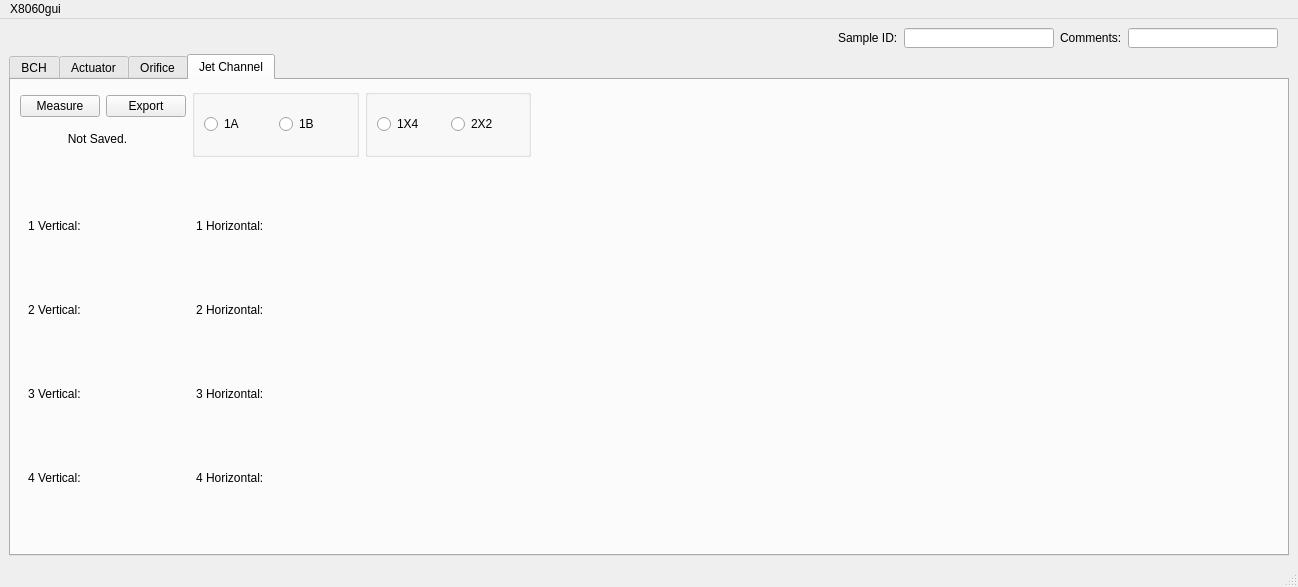
This is X8060gui.ui in Nicolas-fssw/X8060_gui as Qt 5 draws it before an edit. The edited form follows.
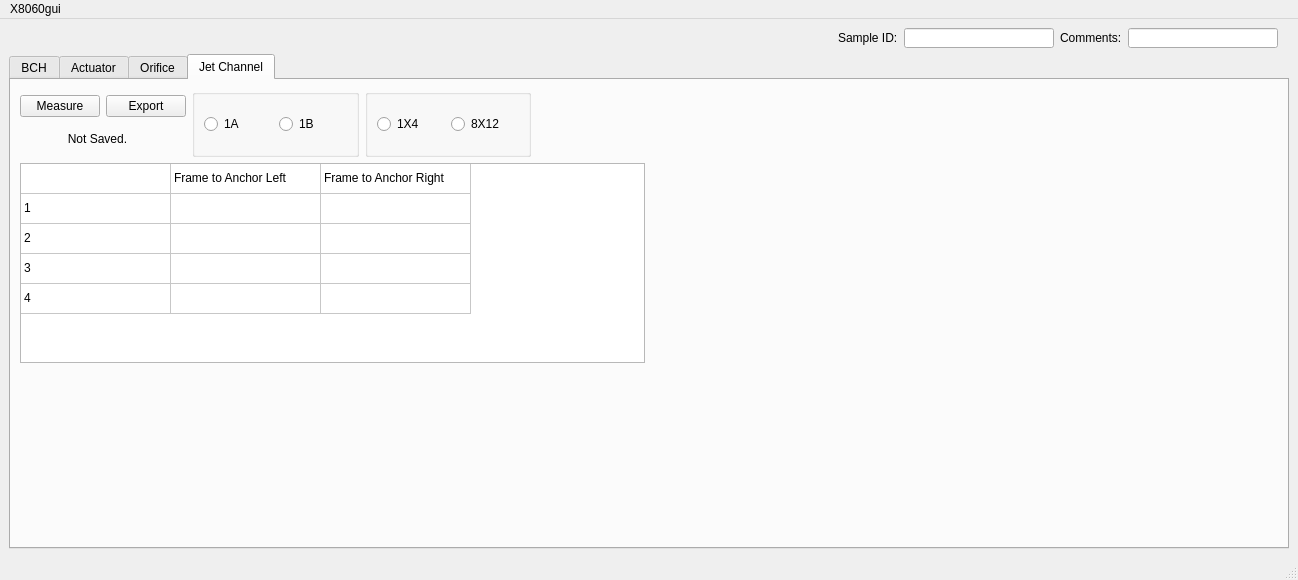
This is the edited form. The open tabs and pages were chosen to show the change. Custom widgets are drawn as their Qt base class.

Commit message: updating jet channel stuff. Should be functional from GUI side.

Patch:
```diff
--- a/X8060gui.ui
+++ b/X8060gui.ui
@@ -7,7 +7,7 @@
     <x>0</x>
     <y>0</y>
     <width>1298</width>
-    <height>586</height>
+    <height>580</height>
    </rect>
   </property>
   <property name="windowTitle">
@@ -1920,7 +1920,7 @@
        <attribute name="title">
         <string>Jet Channel</string>
        </attribute>
-       <layout class="QGridLayout" name="gridLayout_28">
+       <layout class="QGridLayout" name="gridLayout_25">
         <item row="0" column="0">
          <layout class="QGridLayout" name="gridLayout_22">
           <item row="0" column="0">
@@ -2081,7 +2081,7 @@
                 </size>
                </property>
                <property name="text">
-                <string>2X2</string>
+                <string>8X12</string>
                </property>
                <property name="checked">
                 <bool>false</bool>
@@ -2109,323 +2109,126 @@
           </property>
          </spacer>
         </item>
-        <item row="1" column="0" colspan="2">
-         <layout class="QGridLayout" name="gridLayout_25">
+        <item row="1" column="0" colspan="4">
+         <widget class="QTableWidget" name="tableWidget_4">
+          <property name="sizePolicy">
+           <sizepolicy hsizetype="Fixed" vsizetype="Fixed">
+            <horstretch>0</horstretch>
+            <verstretch>0</verstretch>
+           </sizepolicy>
+          </property>
+          <property name="minimumSize">
+           <size>
+            <width>625</width>
+            <height>200</height>
+           </size>
+          </property>
+          <property name="columnCount">
+           <number>3</number>
+          </property>
+          <attribute name="horizontalHeaderVisible">
+           <bool>false</bool>
+          </attribute>
+          <attribute name="horizontalHeaderMinimumSectionSize">
+           <number>80</number>
+          </attribute>
+          <attribute name="horizontalHeaderDefaultSectionSize">
+           <number>150</number>
+          </attribute>
+          <attribute name="verticalHeaderVisible">
+           <bool>false</bool>
+          </attribute>
+          <row>
+           <property name="text">
+            <string>New Row</string>
+           </property>
+          </row>
+          <row>
+           <property name="text">
+            <string>New Row</string>
+           </property>
+          </row>
+          <row>
+           <property name="text">
+            <string>New Row</string>
+           </property>
+          </row>
+          <row>
+           <property name="text">
+            <string>New Row</string>
+           </property>
+          </row>
+          <row>
+           <property name="text">
+            <string>New Row</string>
+           </property>
+          </row>
+          <column>
+           <property name="text">
+            <string>New Column</string>
+           </property>
+          </column>
+          <column>
+           <property name="text">
+            <string>New Column</string>
+           </property>
+          </column>
+          <column>
+           <property name="text">
+            <string>New Column</string>
+           </property>
+          </column>
           <item row="0" column="0">
-           <widget class="QLabel" name="label_27">
-            <property name="sizePolicy">
-             <sizepolicy hsizetype="Fixed" vsizetype="Fixed">
-              <horstretch>0</horstretch>
-              <verstretch>0</verstretch>
-             </sizepolicy>
-            </property>
-            <property name="minimumSize">
-             <size>
-              <width>75</width>
-              <height>30</height>
-             </size>
-            </property>
-            <property name="text">
-             <string>1 Vertical:</string>
-            </property>
-           </widget>
+           <property name="text">
+            <string/>
+           </property>
           </item>
           <item row="0" column="1">
-           <widget class="QLabel" name="v_1_4">
-            <property name="sizePolicy">
-             <sizepolicy hsizetype="Fixed" vsizetype="Fixed">
-              <horstretch>0</horstretch>
-              <verstretch>0</verstretch>
-             </sizepolicy>
-            </property>
-            <property name="minimumSize">
-             <size>
-              <width>65</width>
-              <height>30</height>
-             </size>
-            </property>
-            <property name="text">
-             <string/>
-            </property>
-           </widget>
+           <property name="text">
+            <string>Frame to Anchor Left</string>
+           </property>
           </item>
           <item row="0" column="2">
-           <widget class="QLabel" name="label_29">
-            <property name="sizePolicy">
-             <sizepolicy hsizetype="Fixed" vsizetype="Fixed">
-              <horstretch>0</horstretch>
-              <verstretch>0</verstretch>
-             </sizepolicy>
-            </property>
-            <property name="minimumSize">
-             <size>
-              <width>75</width>
-              <height>30</height>
-             </size>
-            </property>
-            <property name="text">
-             <string>1 Horizontal:</string>
-            </property>
-           </widget>
-          </item>
-          <item row="0" column="3">
-           <widget class="QLabel" name="h_1_4">
-            <property name="sizePolicy">
-             <sizepolicy hsizetype="Fixed" vsizetype="Fixed">
-              <horstretch>0</horstretch>
-              <verstretch>0</verstretch>
-             </sizepolicy>
-            </property>
-            <property name="minimumSize">
-             <size>
-              <width>65</width>
-              <height>30</height>
-             </size>
-            </property>
-            <property name="text">
-             <string/>
-            </property>
-           </widget>
+           <property name="text">
+            <string>Frame to Anchor Right</string>
+           </property>
           </item>
           <item row="1" column="0">
-           <widget class="QLabel" name="label_23">
-            <property name="sizePolicy">
-             <sizepolicy hsizetype="Fixed" vsizetype="Fixed">
-              <horstretch>0</horstretch>
-              <verstretch>0</verstretch>
-             </sizepolicy>
-            </property>
-            <property name="minimumSize">
-             <size>
-              <width>75</width>
-              <height>30</height>
-             </size>
-            </property>
-            <property name="text">
-             <string>2 Vertical:</string>
-            </property>
-           </widget>
-          </item>
-          <item row="1" column="1">
-           <widget class="QLabel" name="v_2_4">
-            <property name="sizePolicy">
-             <sizepolicy hsizetype="Fixed" vsizetype="Fixed">
-              <horstretch>0</horstretch>
-              <verstretch>0</verstretch>
-             </sizepolicy>
-            </property>
-            <property name="minimumSize">
-             <size>
-              <width>65</width>
-              <height>30</height>
-             </size>
-            </property>
-            <property name="text">
-             <string/>
-            </property>
-           </widget>
-          </item>
-          <item row="1" column="2">
-           <widget class="QLabel" name="label_25">
-            <property name="sizePolicy">
-             <sizepolicy hsizetype="Fixed" vsizetype="Fixed">
-              <horstretch>0</horstretch>
-              <verstretch>0</verstretch>
-             </sizepolicy>
-            </property>
-            <property name="minimumSize">
-             <size>
-              <width>75</width>
-              <height>30</height>
-             </size>
-            </property>
-            <property name="text">
-             <string>2 Horizontal:</string>
-            </property>
-           </widget>
-          </item>
-          <item row="1" column="3">
-           <widget class="QLabel" name="h_2_4">
-            <property name="sizePolicy">
-             <sizepolicy hsizetype="Fixed" vsizetype="Fixed">
-              <horstretch>0</horstretch>
-              <verstretch>0</verstretch>
-             </sizepolicy>
-            </property>
-            <property name="minimumSize">
-             <size>
-              <width>65</width>
-              <height>30</height>
-             </size>
-            </property>
-            <property name="text">
-             <string/>
-            </property>
-           </widget>
+           <property name="text">
+            <string>1</string>
+           </property>
           </item>
           <item row="2" column="0">
-           <widget class="QLabel" name="label_36">
-            <property name="sizePolicy">
-             <sizepolicy hsizetype="Fixed" vsizetype="Fixed">
-              <horstretch>0</horstretch>
-              <verstretch>0</verstretch>
-             </sizepolicy>
-            </property>
-            <property name="minimumSize">
-             <size>
-              <width>75</width>
-              <height>30</height>
-             </size>
-            </property>
-            <property name="text">
-             <string>3 Vertical:</string>
-            </property>
-           </widget>
-          </item>
-          <item row="2" column="1">
-           <widget class="QLabel" name="v_3_4">
-            <property name="sizePolicy">
-             <sizepolicy hsizetype="Fixed" vsizetype="Fixed">
-              <horstretch>0</horstretch>
-              <verstretch>0</verstretch>
-             </sizepolicy>
-            </property>
-            <property name="minimumSize">
-             <size>
-              <width>65</width>
-              <height>30</height>
-             </size>
-            </property>
-            <property name="text">
-             <string/>
-            </property>
-           </widget>
-          </item>
-          <item row="2" column="2">
-           <widget class="QLabel" name="label_34">
-            <property name="sizePolicy">
-             <sizepolicy hsizetype="Fixed" vsizetype="Fixed">
-              <horstretch>0</horstretch>
-              <verstretch>0</verstretch>
-             </sizepolicy>
-            </property>
-            <property name="minimumSize">
-             <size>
-              <width>75</width>
-              <height>30</height>
-             </size>
-            </property>
-            <property name="text">
-             <string>3 Horizontal:</string>
-            </property>
-           </widget>
-          </item>
-          <item row="2" column="3">
-           <widget class="QLabel" name="h_3_4">
-            <property name="sizePolicy">
-             <sizepolicy hsizetype="Fixed" vsizetype="Fixed">
-              <horstretch>0</horstretch>
-              <verstretch>0</verstretch>
-             </sizepolicy>
-            </property>
-            <property name="minimumSize">
-             <size>
-              <width>65</width>
-              <height>30</height>
-             </size>
-            </property>
-            <property name="text">
-             <string/>
-            </property>
-           </widget>
+           <property name="text">
+            <string>2</string>
+           </property>
           </item>
           <item row="3" column="0">
-           <widget class="QLabel" name="label_24">
-            <property name="sizePolicy">
-             <sizepolicy hsizetype="Fixed" vsizetype="Fixed">
-              <horstretch>0</horstretch>
-              <verstretch>0</verstretch>
-             </sizepolicy>
-            </property>
-            <property name="minimumSize">
-             <size>
-              <width>75</width>
-              <height>30</height>
-             </size>
-            </property>
-            <property name="text">
-             <string>4 Vertical:</string>
-            </property>
-           </widget>
+           <property name="text">
+            <string>3</string>
+           </property>
           </item>
           <item row="3" column="1">
-           <widget class="QLabel" name="v_4_4">
-            <property name="sizePolicy">
-             <sizepolicy hsizetype="Fixed" vsizetype="Fixed">
-              <horstretch>0</horstretch>
-              <verstretch>0</verstretch>
-             </sizepolicy>
-            </property>
-            <property name="minimumSize">
-             <size>
-              <width>65</width>
-              <height>30</height>
-             </size>
-            </property>
-            <property name="text">
-             <string/>
-            </property>
-           </widget>
+           <property name="text">
+            <string/>
+           </property>
           </item>
-          <item row="3" column="2">
-           <widget class="QLabel" name="label_32">
-            <property name="sizePolicy">
-             <sizepolicy hsizetype="Fixed" vsizetype="Fixed">
-              <horstretch>0</horstretch>
-              <verstretch>0</verstretch>
-             </sizepolicy>
-            </property>
-            <property name="minimumSize">
-             <size>
-              <width>75</width>
-              <height>30</height>
-             </size>
-            </property>
-            <property name="text">
-             <string>4 Horizontal:</string>
-            </property>
-           </widget>
+          <item row="4" column="0">
+           <property name="text">
+            <string>4</string>
+           </property>
           </item>
-          <item row="3" column="3">
-           <widget class="QLabel" name="h_4_4">
-            <property name="sizePolicy">
-             <sizepolicy hsizetype="Fixed" vsizetype="Fixed">
-              <horstretch>0</horstretch>
-              <verstretch>0</verstretch>
-             </sizepolicy>
-            </property>
-            <property name="minimumSize">
-             <size>
-              <width>65</width>
-              <height>30</height>
-             </size>
-            </property>
-            <property name="text">
-             <string/>
-            </property>
-           </widget>
-          </item>
-         </layout>
+         </widget>
         </item>
-        <item row="1" column="2" colspan="2">
-         <spacer name="horizontalSpacer_4">
+        <item row="2" column="0">
+         <spacer name="verticalSpacer_4">
           <property name="orientation">
-           <enum>Qt::Horizontal</enum>
+           <enum>Qt::Vertical</enum>
           </property>
           <property name="sizeHint" stdset="0">
            <size>
-            <width>917</width>
-            <height>380</height>
+            <width>20</width>
+            <height>40</height>
            </size>
           </property>
          </spacer>
```
Left out of the diff: 4 changed lines with no effect on the pictures. The commit also changes 4 other files.
